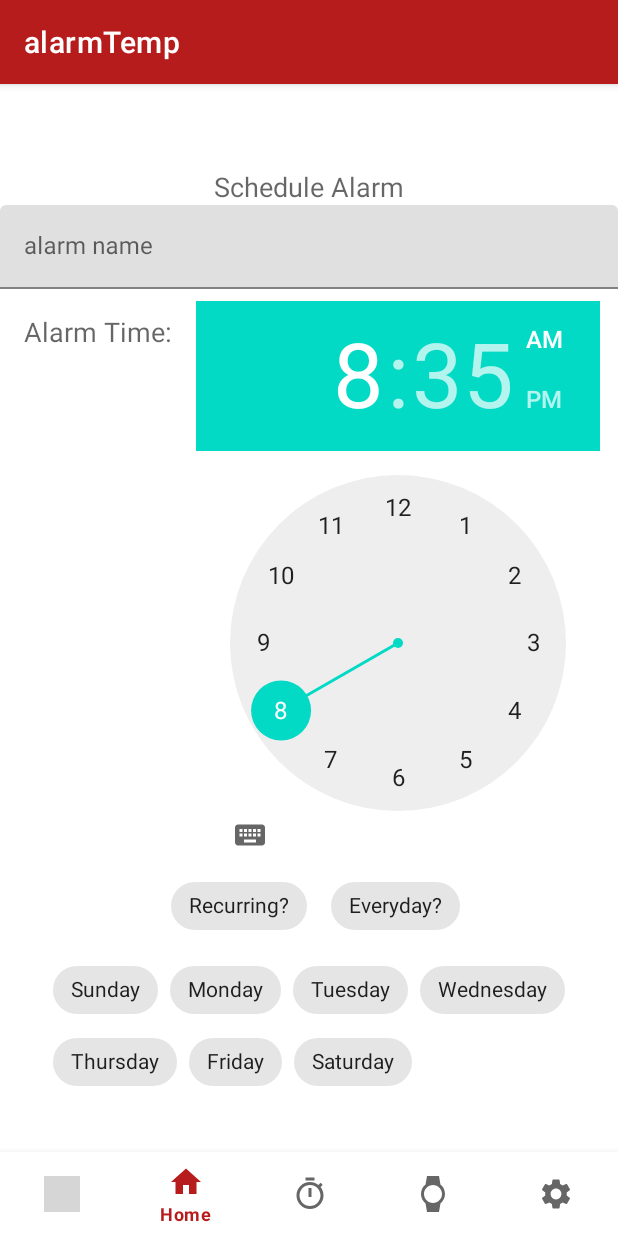
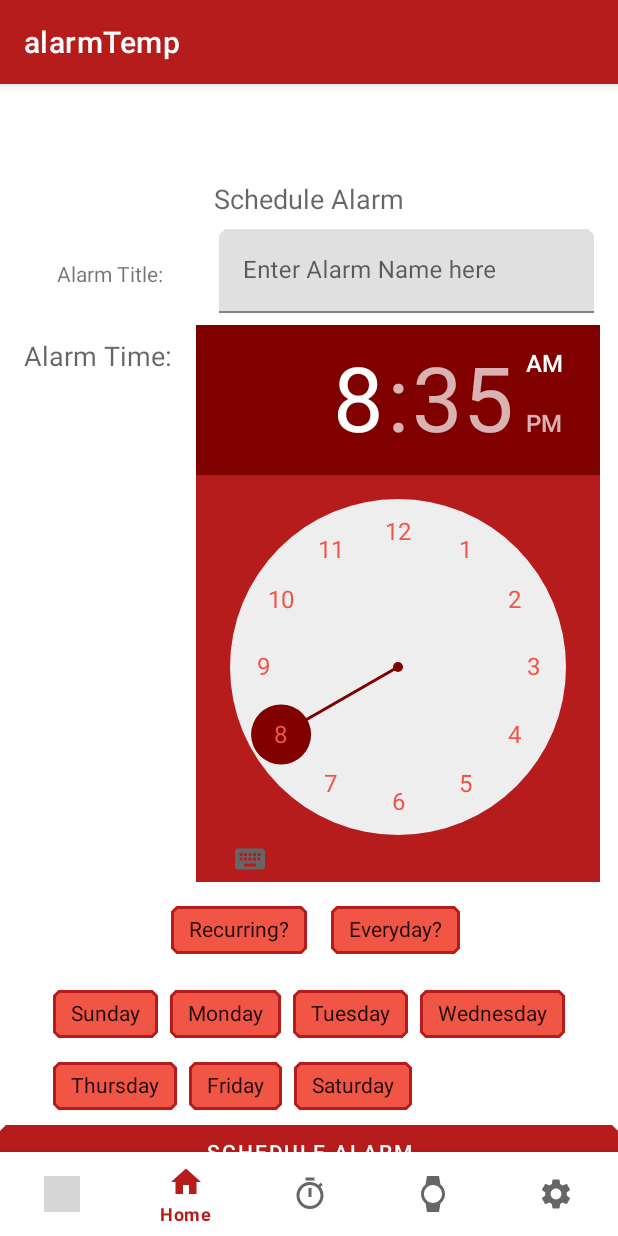
Before and after one commit to gosooners345/SuperClock, an Android app: the CreateAlarmFragment screen opened through its navigation route, item 2 of the bottom bar chosen, on a phone screen of 412 x 824 dp. Run offline under Robolectric (Android 15) with nearby library versions, the phone set to English and light mode, and no system bars; our stand-ins replace ButterKnife, navigation-ui; 3 statements that could not run were skipped; grey boxes are pictures that could not be loaded.

Commit message:
Add alarm clock functionality

```diff
--- a/app/build.gradle
+++ b/app/build.gradle
@@ -45,7 +45,12 @@ dependencies {
     implementation 'androidx.lifecycle:lifecycle-viewmodel-ktx:2.2.0'
     implementation 'androidx.navigation:navigation-fragment-ktx:2.3.0'
     implementation 'androidx.navigation:navigation-ui-ktx:2.3.0'
+    implementation 'androidx.lifecycle:lifecycle-extensions:2.2.0'
+    implementation 'com.jakewharton:butterknife:10.2.1'
+    implementation 'androidx.room:room-runtime:2.2.5'
+    annotationProcessor 'com.jakewharton:butterknife-compiler:10.2.1'
     testImplementation 'junit:junit:4.+'
     androidTestImplementation 'androidx.test.ext:junit:1.1.2'
     androidTestImplementation 'androidx.test.espresso:espresso-core:3.3.0'
+    annotationProcessor 'androidx.room:room-compiler:2.2.5'
 }
--- a/app/src/main/java/com/superclock/release1/ui/alarms/CreateAlarmFragment.kt
+++ /dev/null
@@ -1,33 +0,0 @@
-package com.superclock.release1.ui.alarms
-
-import android.os.Bundle
-import android.view.LayoutInflater
-import android.view.View
-import android.view.ViewGroup
-import android.widget.TimePicker
-import androidx.fragment.app.Fragment
-import com.superclock.release1.R
-import com.superclock.release1.databinding.FragmentAlarmCreateBinding
-
-class CreateAlarmFragment : Fragment() {
-
-    private lateinit var createAlarmViewModel: CreateAlarmViewModel
-  //Not implementing yet
-    //  private var _binding: FragmentAlarmCreateBinding?=null
-//private val binding get() = _binding!!
-
-    override fun onCreateView(
-        inflater: LayoutInflater,
-        container: ViewGroup?,
-        savedInstanceState: Bundle?
-    ): View? {
-        val view = inflater.inflate(R.layout.fragment_alarm_create,container,false)
-val timePIcker = view.findViewById<TimePicker>(R.id.timePicker)
-
-
-return view
-    }
-
-
-
-}
--- a/app/src/main/java/com/superclock/release1/ui/alarms/CreateAlarmViewModel.kt
+++ /dev/null
@@ -1,4 +0,0 @@
-package com.superclock.release1.ui.alarms
-
-class CreateAlarmViewModel {
-}
--- /dev/null
+++ b/app/src/main/res/color/stroke_tint.xml
@@ -0,0 +1,4 @@
+<selector xmlns:android="http://schemas.android.com/apk/res/android">
+    <item android:color="?attr/colorOnSurface" android:state_checked="true"/>
+    <item android:color="@color/red_500"/>
+</selector>
--- a/app/src/main/res/layout/fragment_alarm_create.xml
+++ b/app/src/main/res/layout/fragment_alarm_create.xml
@@ -9,9 +9,16 @@
         android:id="@+id/scheduleAlarmHeading"
         android:layout_width="match_parent"
         android:layout_height="wrap_content"
-        android:text="Schedule Alarm"
+        android:layout_marginStart="8dp"
+        android:layout_marginTop="8dp"
+        android:layout_marginEnd="8dp"
+        android:layout_marginBottom="8dp"
+        android:text="@string/schedule_alarm"
         android:textAlignment="center"
         android:textAppearance="@style/TextAppearance.AppCompat.Medium"
+        app:layout_constraintBottom_toTopOf="@+id/alarmTitle"
+        app:layout_constraintEnd_toEndOf="parent"
+        app:layout_constraintStart_toStartOf="parent"
         app:layout_constraintTop_toTopOf="parent" />
 
     <TextView
@@ -22,7 +29,7 @@
         android:layout_marginStart="16dp"
         android:layout_marginTop="16dp"
         android:layout_weight="0.4"
-        android:text="Alarm Time:"
+        android:text="@string/alarm_time"
         android:textAlignment="center"
         android:textAppearance="@style/TextAppearance.AppCompat.Medium"
         app:layout_constraintStart_toStartOf="parent"
@@ -36,27 +43,29 @@
         android:layout_marginTop="8dp"
         android:layout_marginEnd="8dp"
         android:layout_weight="0.6"
+        android:amPmBackgroundColor="@color/red_500"
+        android:amPmTextColor="@color/red_200"
+        android:background="@color/red_500"
+        android:headerBackground="@color/dark_red"
+        android:numbersSelectorColor="@color/dark_red"
+        android:numbersTextColor="@color/red_200"
         android:timePickerMode="clock"
         app:layout_constraintEnd_toEndOf="parent"
         app:layout_constraintHorizontal_bias="0.0"
         app:layout_constraintStart_toEndOf="@+id/textView"
         app:layout_constraintTop_toBottomOf="@+id/alarmTitle" />
 
-    <!--<EditText
-        android:id="@+id/title"
-        android:layout_width="match_parent"
-        android:layout_height="wrap_content"
-        android:hint="Alarm Title"
-        app:layout_constraintTop_toBottomOf="@+id/scheduleAlarmHeading"-->
 
-        tools:layout_editor_absoluteX="0dp" />
+
 
     <com.google.android.material.textfield.TextInputLayout
         android:id="@+id/alarmTitle"
-        android:layout_width="match_parent"
+        android:layout_width="250dp"
         android:layout_height="wrap_content"
-        android:hint="alarm name"
-        app:layout_constraintStart_toStartOf="parent"
+        android:layout_marginTop="8dp"
+        android:layout_marginEnd="16dp"
+        android:hint="@string/enter_alarm_name_here"
+        app:layout_constraintEnd_toEndOf="parent"
         app:layout_constraintTop_toBottomOf="@id/scheduleAlarmHeading">
 
         <com.google.android.material.textfield.TextInputEditText
@@ -73,7 +82,7 @@
         android:layout_marginTop="8dp"
         android:layout_marginEnd="8dp"
         android:checkable="true"
-        android:text="Options"
+        android:text="@string/options"
         android:textAppearance="@style/TextAppearance.AppCompat.Small"
         app:chipIconVisible="true"
         app:closeIconEnabled="false"
@@ -87,7 +96,7 @@
         android:layout_marginStart="8dp"
         android:layout_marginTop="8dp"
         android:checkable="true"
-        android:text="Recurring?"
+        android:text="@string/recurring"
         android:textAppearance="@style/TextAppearance.AppCompat.Small"
         app:chipIconVisible="true"
         app:closeIconVisible="false"
@@ -100,7 +109,7 @@
     android:layout_marginStart="8dp"
     android:layout_marginTop="8dp"
     android:checkable="true"
-    android:text="Everyday?"
+    android:text="@string/everyday"
     android:textAppearance="@style/TextAppearance.AppCompat.Small"
     app:chipIconVisible="true"
     app:closeIconVisible="false"
@@ -115,7 +124,7 @@
         android:layout_marginTop="8dp"
         android:layout_marginEnd="8dp"
         android:checkable="true"
-        android:text="Recurring Alarms"
+        android:text="@string/recurring_alarms"
         android:textAppearance="@style/TextAppearance.AppCompat.Small"
         app:chipIconVisible="true"
         app:closeIconEnabled="false"
@@ -129,7 +138,7 @@
             android:layout_width="wrap_content"
             android:layout_height="wrap_content"
             android:checkable="true"
-            android:text="Sunday"
+            android:text="@string/sunday"
             android:textAppearance="@style/TextAppearance.AppCompat.Small"
             app:chipIconVisible="true"
             app:closeIconVisible="false" />
@@ -139,7 +148,7 @@
             android:layout_width="wrap_content"
             android:layout_height="wrap_content"
             android:checkable="true"
-            android:text="Monday"
+            android:text="@string/monday"
             android:textAppearance="@style/TextAppearance.AppCompat.Small"
             app:chipIconVisible="true"
             app:closeIconVisible="false" />
@@ -149,7 +158,7 @@
             android:layout_width="wrap_content"
             android:layout_height="wrap_content"
             android:checkable="true"
-            android:text="Tuesday"
+            android:text="@string/tuesday"
             android:textAppearance="@style/TextAppearance.AppCompat.Small"
             app:chipIconVisible="true"
             app:closeIconVisible="false" />
@@ -159,7 +168,7 @@
             android:layout_width="wrap_content"
             android:layout_height="wrap_content"
             android:checkable="true"
-            android:text="Wednesday"
+            android:text="@string/wednesday"
             android:textAppearance="@style/TextAppearance.AppCompat.Small"
             app:chipIconVisible="true"
             app:closeIconVisible="false" />
@@ -169,7 +178,7 @@
             android:layout_width="wrap_content"
             android:layout_height="wrap_content"
             android:checkable="true"
-            android:text="Thursday"
+            android:text="@string/thursday"
             android:textAppearance="@style/TextAppearance.AppCompat.Small"
             app:chipIconVisible="true"
             app:closeIconVisible="false" />
@@ -179,7 +188,7 @@
             android:layout_width="wrap_content"
             android:layout_height="wrap_content"
             android:checkable="true"
-            android:text="Friday"
+            android:text="@string/friday"
             android:textAppearance="@style/TextAppearance.AppCompat.Small"
             app:chipIconVisible="true"
             app:closeIconVisible="false" />
@@ -189,36 +198,30 @@
             android:layout_width="wrap_content"
             android:layout_height="wrap_content"
             android:checkable="true"
-            android:text="Saturday"
+            android:text="@string/saturday"
             android:textAppearance="@style/TextAppearance.AppCompat.Small"
             app:chipIconVisible="true"
             app:closeIconVisible="false" />
     </com.google.android.material.chip.ChipGroup>
-    <!--    <LinearLayout
-            android:id="@+id/timePickerLayout"
-            android:layout_width="match_parent"
+
+    <TextView
+        android:id="@+id/alarm_title_TV"
+        android:layout_width="wrap_content"
         android:layout_height="wrap_content"
-            android:orientation="horizontal"
-            app:layout_constraintTop_toBottomOf="@+id/scheduleAlarmHeading">
-
-
-
-
-        </LinearLayout>
-
-
-
-
-
-
+        android:layout_marginTop="28dp"
+        android:text="@string/alarm_title"
+        app:layout_constraintEnd_toStartOf="@+id/alarmTitle"
+        app:layout_constraintStart_toStartOf="parent"
+        app:layout_constraintTop_toBottomOf="@+id/scheduleAlarmHeading" />
 
     <Button
         android:id="@+id/scheduleAlarm"
         android:layout_width="match_parent"
         android:layout_height="wrap_content"
         android:layout_gravity="center"
+        android:layout_marginBottom="32dp"
         android:text="Schedule Alarm"
         app:layout_constraintBottom_toBottomOf="parent"
-            tools:layout_editor_absoluteX="133dp" />-->
+        app:layout_constraintEnd_toEndOf="parent" />-->
 
 </androidx.constraintlayout.widget.ConstraintLayout>
--- a/app/src/main/res/navigation/mobile_navigation.xml
+++ b/app/src/main/res/navigation/mobile_navigation.xml
@@ -36,7 +36,7 @@
         tools:layout="@layout/fragment_timer"/>
     <fragment
         android:id="@+id/createAlarmFragment"
-        android:name="com.superclock.release1.ui.alarms.CreateAlarmFragment"
+        android:name="com.superclock.release1.ui.createalarms.CreateAlarmFragment"
         android:label="alarmTemp"
         tools:layout="@layout/fragment_alarm_create"/>
 
--- a/app/src/main/res/values-night/themes.xml
+++ b/app/src/main/res/values-night/themes.xml
@@ -9,8 +9,24 @@
         <item name="colorSecondary">@color/teal_200</item>
         <item name="colorSecondaryVariant">@color/teal_200</item>
         <item name="colorOnSecondary">@color/black</item>
+<item        name="shapeAppearanceSmallComponent">@style/ShapeAppearance.App.SmallComponent</item>
+    <item name="chipStyle">@style/Widget.App.Chip</item>
         <!-- Status bar color. -->
         <item name="android:statusBarColor" tools:targetApi="l">?attr/colorPrimaryVariant</item>
         <!-- Customize your theme here. -->
     </style>
+    <style name="ShapeAppearance.App.SmallComponent" parent="ShapeAppearance.MaterialComponents.SmallComponent">
+        <item name="cornerFamily">cut</item>
+        <item name="cornerSize">4dp</item>
+    </style>
+    <style name="Widget.App.Chip" parent="Widget.MaterialComponents.Chip.Entry">
+        <item name="chipIconTint">@color/red_200</item>
+        <item name="chipBackgroundColor">@color/black</item>
+        <item name="chipStrokeWidth">2dp</item>
+        <item name="chipStrokeColor">@color/stroke_tint</item>
+        <item name="checkedIconVisible">false</item>
+        <item name="shapeAppearanceOverlay">@null</item>
+    </style>
+
+
 </resources>
--- a/app/src/main/res/values/colors.xml
+++ b/app/src/main/res/values/colors.xml
@@ -12,4 +12,5 @@
     <color name="red_200">#f05545</color>
     <color name="red_500">#b71c1c</color>
     <color name="red_900">#7f0000</color>
+
 </resources>
--- a/app/src/main/res/values/strings.xml
+++ b/app/src/main/res/values/strings.xml
@@ -8,5 +8,20 @@
     <string name="stopwatch">Stopwatch</string>
     <string name="timer">Timer</string>
     <string name="message_placeholder">Message Here:</string>
+    <string name="schedule_alarm">Schedule Alarm</string>
+    <string name="alarm_time">Alarm Time:</string>
+    <string name="enter_alarm_name_here">Enter Alarm Name here</string>
+    <string name="options">Options</string>
+    <string name="recurring">Recurring?</string>
+    <string name="everyday">Everyday?</string>
+    <string name="recurring_alarms">Recurring Alarms</string>
+    <string name="sunday">Sunday</string>
+    <string name="monday">Monday</string>
+    <string name="tuesday">Tuesday</string>
+    <string name="wednesday">Wednesday</string>
+    <string name="thursday">Thursday</string>
+    <string name="friday">Friday</string>
+    <string name="saturday">Saturday</string>
+    <string name="alarm_title">Alarm Title:</string>
 
 </resources>
--- a/app/src/main/res/values/themes.xml
+++ b/app/src/main/res/values/themes.xml
@@ -12,5 +12,19 @@
         <!-- Status bar color. -->
         <item name="android:statusBarColor" tools:targetApi="l">?attr/colorPrimaryVariant</item>
         <!-- Customize your theme here. -->
+        <item        name="shapeAppearanceSmallComponent">@style/ShapeAppearance.App.SmallComponent</item>
+        <item name="chipStyle">@style/Widget.App.Chip</item>
+    </style>
+    <style name="ShapeAppearance.App.SmallComponent" parent="ShapeAppearance.MaterialComponents.SmallComponent">
+        <item name="cornerFamily">cut</item>
+        <item name="cornerSize">4dp</item>
+    </style>
+    <style name="Widget.App.Chip" parent="Widget.MaterialComponents.Chip.Entry">
+        <item name="chipIconTint">@color/red_200</item>
+        <item name="chipBackgroundColor">@color/red_200</item>
+        <item name="chipStrokeWidth">2dp</item>
+        <item name="chipStrokeColor">@color/stroke_tint</item>
+        <item name="checkedIconVisible">false</item>
+        <item name="shapeAppearanceOverlay">@null</item>
     </style>
 </resources>
```
Also changed, not shown: app/src/main/java/com/superclock/release1/data/Alarm.kt (added, +95 -0 lines), app/src/main/java/com/superclock/release1/receivers/AlarmBroadcastReceiver.kt (+7 -3 lines), app/src/main/java/com/superclock/release1/ui/createalarms/CreateAlarmFragment.kt (added, +143 -0 lines), app/src/main/java/com/superclock/release1/ui/createalarms/CreateAlarmViewModel.kt (added, +19 -0 lines). Lines whose indentation alone changed are shown as unchanged.
